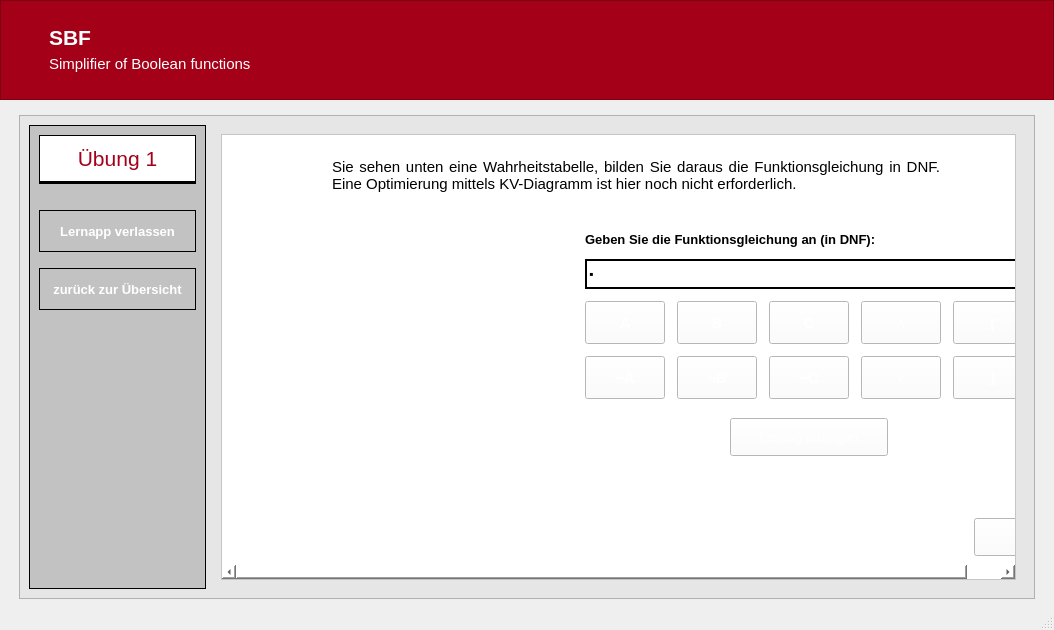
markus-senger/KV-diagram, file Application/mainwindow.ui: the form before one commit.
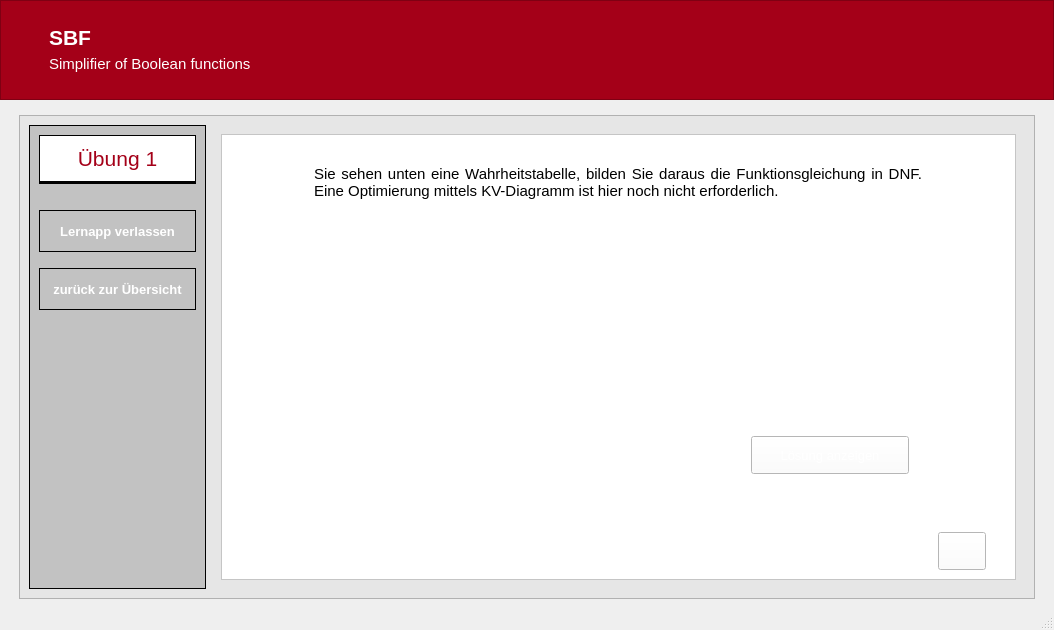
The form after the commit. Icons and pictures are not drawn. Custom widgets are drawn as their Qt base class.

Commit message: Input field for boolean functions further developed

Diff of the .ui file:
```diff
--- a/Application/mainwindow.ui
+++ b/Application/mainwindow.ui
@@ -2188,424 +2188,10 @@
                               <number>6</number>
                              </property>
                              <item>
-                              <widget class="QLabel" name="label_6">
-                               <property name="sizePolicy">
-                                <sizepolicy hsizetype="Preferred" vsizetype="Fixed">
-                                 <horstretch>0</horstretch>
-                                 <verstretch>0</verstretch>
-                                </sizepolicy>
-                               </property>
-                               <property name="minimumSize">
-                                <size>
-                                 <width>0</width>
-                                 <height>20</height>
-                                </size>
-                               </property>
-                               <property name="font">
-                                <font>
-                                 <pointsize>10</pointsize>
-                                 <weight>75</weight>
-                                 <bold>true</bold>
-                                </font>
-                               </property>
-                               <property name="styleSheet">
-                                <string notr="true">color: black;</string>
-                               </property>
-                               <property name="text">
-                                <string>Geben Sie die Funktionsgleichung an (in DNF):</string>
-                               </property>
+                              <widget class="functionEquationInput" name="widget" native="true">
+                               <layout class="QVBoxLayout" name="verticalLayout_14"/>
                               </widget>
                              </item>
-                             <item>
-                              <widget class="QLineEdit" name="lineEdit">
-                               <property name="minimumSize">
-                                <size>
-                                 <width>0</width>
-                                 <height>30</height>
-                                </size>
-                               </property>
-                               <property name="styleSheet">
-                                <string notr="true">color: black;
-border: 2px solid black;</string>
-                               </property>
-                               <property name="text">
-                                <string>▪</string>
-                               </property>
-                              </widget>
-                             </item>
-                             <item>
-                              <spacer name="verticalSpacer_20">
-                               <property name="orientation">
-                                <enum>Qt::Vertical</enum>
-                               </property>
-                               <property name="sizeType">
-                                <enum>QSizePolicy::Fixed</enum>
-                               </property>
-                               <property name="sizeHint" stdset="0">
-                                <size>
-                                 <width>20</width>
-                                 <height>2</height>
-                                </size>
-                               </property>
-                              </spacer>
-                             </item>
-                             <item>
-                              <layout class="QGridLayout" name="gridLayout_2">
-                               <property name="spacing">
-                                <number>12</number>
-                               </property>
-                               <item row="1" column="0">
-                                <widget class="QPushButton" name="pushButton_3">
-                                 <property name="sizePolicy">
-                                  <sizepolicy hsizetype="Fixed" vsizetype="Fixed">
-                                   <horstretch>0</horstretch>
-                                   <verstretch>0</verstretch>
-                                  </sizepolicy>
-                                 </property>
-                                 <property name="font">
-                                  <font>
-                                   <family>Arial</family>
-                                   <pointsize>11</pointsize>
-                                   <weight>75</weight>
-                                   <bold>true</bold>
-                                  </font>
-                                 </property>
-                                 <property name="styleSheet">
-                                  <string notr="true">QPushButton
-{
-	color: white;
-	width: 40px;
-	height: 35px;
-   	border-image: url(:/images/buttons/input_help_button.png)
-}
-
-QPushButton::hover
-{
-	border-image: url(:/images/buttons/input_help_button_hover.png)
-}</string>
-                                 </property>
-                                 <property name="text">
-                                  <string>¬A</string>
-                                 </property>
-                                </widget>
-                               </item>
-                               <item row="1" column="2">
-                                <widget class="QPushButton" name="pushButton_6">
-                                 <property name="sizePolicy">
-                                  <sizepolicy hsizetype="Fixed" vsizetype="Fixed">
-                                   <horstretch>0</horstretch>
-                                   <verstretch>0</verstretch>
-                                  </sizepolicy>
-                                 </property>
-                                 <property name="font">
-                                  <font>
-                                   <family>Arial</family>
-                                   <pointsize>11</pointsize>
-                                   <weight>75</weight>
-                                   <bold>true</bold>
-                                  </font>
-                                 </property>
-                                 <property name="styleSheet">
-                                  <string notr="true">QPushButton
-{
-	color: white;
-	width: 40px;
-	height: 35px;
-   	border-image: url(:/images/buttons/input_help_button.png)
-}
-
-QPushButton::hover
-{
-	border-image: url(:/images/buttons/input_help_button_hover.png)
-}</string>
-                                 </property>
-                                 <property name="text">
-                                  <string>¬C</string>
-                                 </property>
-                                </widget>
-                               </item>
-                               <item row="0" column="1">
-                                <widget class="QPushButton" name="pushButton_2">
-                                 <property name="sizePolicy">
-                                  <sizepolicy hsizetype="Fixed" vsizetype="Fixed">
-                                   <horstretch>0</horstretch>
-                                   <verstretch>0</verstretch>
-                                  </sizepolicy>
-                                 </property>
-                                 <property name="font">
-                                  <font>
-                                   <family>Arial</family>
-                                   <pointsize>11</pointsize>
-                                   <weight>75</weight>
-                                   <bold>true</bold>
-                                  </font>
-                                 </property>
-                                 <property name="styleSheet">
-                                  <string notr="true">QPushButton
-{
-	color: white;
-	width: 40px;
-	height: 35px;
-   	border-image: url(:/images/buttons/input_help_button.png)
-}
-
-QPushButton::hover
-{
-	border-image: url(:/images/buttons/input_help_button_hover.png)
-}</string>
-                                 </property>
-                                 <property name="text">
-                                  <string>B</string>
-                                 </property>
-                                </widget>
-                               </item>
-                               <item row="1" column="1">
-                                <widget class="QPushButton" name="pushButton_4">
-                                 <property name="sizePolicy">
-                                  <sizepolicy hsizetype="Fixed" vsizetype="Fixed">
-                                   <horstretch>0</horstretch>
-                                   <verstretch>0</verstretch>
-                                  </sizepolicy>
-                                 </property>
-                                 <property name="font">
-                                  <font>
-                                   <family>Arial</family>
-                                   <pointsize>11</pointsize>
-                                   <weight>75</weight>
-                                   <bold>true</bold>
-                                  </font>
-                                 </property>
-                                 <property name="styleSheet">
-                                  <string notr="true">QPushButton
-{
-	color: white;
-	width: 40px;
-	height: 35px;
-   	border-image: url(:/images/buttons/input_help_button.png)
-}
-
-QPushButton::hover
-{
-	border-image: url(:/images/buttons/input_help_button_hover.png)
-}</string>
-                                 </property>
-                                 <property name="text">
-                                  <string>¬B</string>
-                                 </property>
-                                </widget>
-                               </item>
-                               <item row="0" column="4">
-                                <widget class="QPushButton" name="pushButton_9">
-                                 <property name="sizePolicy">
-                                  <sizepolicy hsizetype="Fixed" vsizetype="Fixed">
-                                   <horstretch>0</horstretch>
-                                   <verstretch>0</verstretch>
-                                  </sizepolicy>
-                                 </property>
-                                 <property name="font">
-                                  <font>
-                                   <family>Arial Black</family>
-                                   <pointsize>11</pointsize>
-                                   <weight>75</weight>
-                                   <bold>true</bold>
-                                  </font>
-                                 </property>
-                                 <property name="styleSheet">
-                                  <string notr="true">QPushButton
-{
-	color: white;
-	width: 40px;
-	height: 35px;
-   	border-image: url(:/images/buttons/input_help_button.png)
-}
-
-QPushButton::hover
-{
-	border-image: url(:/images/buttons/input_help_button_hover.png)
-}</string>
-                                 </property>
-                                 <property name="text">
-                                  <string>(</string>
-                                 </property>
-                                </widget>
-                               </item>
-                               <item row="0" column="2">
-                                <widget class="QPushButton" name="pushButton_5">
-                                 <property name="sizePolicy">
-                                  <sizepolicy hsizetype="Fixed" vsizetype="Fixed">
-                                   <horstretch>0</horstretch>
-                                   <verstretch>0</verstretch>
-                                  </sizepolicy>
-                                 </property>
-                                 <property name="font">
-                                  <font>
-                                   <family>Arial</family>
-                                   <pointsize>11</pointsize>
-                                   <weight>75</weight>
-                                   <bold>true</bold>
-                                  </font>
-                                 </property>
-                                 <property name="styleSheet">
-                                  <string notr="true">QPushButton
-{
-	color: white;
-	width: 40px;
-	height: 35px;
-   	border-image: url(:/images/buttons/input_help_button.png)
-}
-
-QPushButton::hover
-{
-	border-image: url(:/images/buttons/input_help_button_hover.png)
-}</string>
-                                 </property>
-                                 <property name="text">
-                                  <string>C</string>
-                                 </property>
-                                </widget>
-                               </item>
-                               <item row="0" column="0">
-                                <widget class="QPushButton" name="pushButton">
-                                 <property name="sizePolicy">
-                                  <sizepolicy hsizetype="Fixed" vsizetype="Fixed">
-                                   <horstretch>0</horstretch>
-                                   <verstretch>0</verstretch>
-                                  </sizepolicy>
-                                 </property>
-                                 <property name="font">
-                                  <font>
-                                   <family>Arial</family>
-                                   <pointsize>11</pointsize>
-                                   <weight>75</weight>
-                                   <bold>true</bold>
-                                  </font>
-                                 </property>
-                                 <property name="styleSheet">
-                                  <string notr="true">QPushButton
-{
-	color: white;
-	width: 40px;
-	height: 35px;
-   	border-image: url(:/images/buttons/input_help_button.png)
-}
-
-QPushButton::hover
-{
-	border-image: url(:/images/buttons/input_help_button_hover.png)
-}</string>
-                                 </property>
-                                 <property name="text">
-                                  <string>A</string>
-                                 </property>
-                                </widget>
-                               </item>
-                               <item row="1" column="3">
-                                <widget class="QPushButton" name="pushButton_8">
-                                 <property name="sizePolicy">
-                                  <sizepolicy hsizetype="Fixed" vsizetype="Fixed">
-                                   <horstretch>0</horstretch>
-                                   <verstretch>0</verstretch>
-                                  </sizepolicy>
-                                 </property>
-                                 <property name="font">
-                                  <font>
-                                   <family>Arial</family>
-                                   <pointsize>10</pointsize>
-                                   <weight>75</weight>
-                                   <bold>true</bold>
-                                  </font>
-                                 </property>
-                                 <property name="styleSheet">
-                                  <string notr="true">QPushButton
-{
-	color: white;
-	width: 40px;
-	height: 35px;
-   	border-image: url(:/images/buttons/input_help_button.png)
-}
-
-QPushButton::hover
-{
-	border-image: url(:/images/buttons/input_help_button_hover.png)
-}</string>
-                                 </property>
-                                 <property name="text">
-                                  <string>∨</string>
-                                 </property>
-                                </widget>
-                               </item>
-                               <item row="0" column="3">
-                                <widget class="QPushButton" name="pushButton_7">
-                                 <property name="sizePolicy">
-                                  <sizepolicy hsizetype="Fixed" vsizetype="Fixed">
-                                   <horstretch>0</horstretch>
-                                   <verstretch>0</verstretch>
-                                  </sizepolicy>
-                                 </property>
-                                 <property name="font">
-                                  <font>
-                                   <family>Arial</family>
-                                   <pointsize>10</pointsize>
-                                   <weight>75</weight>
-                                   <bold>true</bold>
-                                  </font>
-                                 </property>
-                                 <property name="styleSheet">
-                                  <string notr="true">QPushButton
-{
-	color: white;
-	width: 40px;
-	height: 35px;
-   	border-image: url(:/images/buttons/input_help_button.png)
-}
-
-QPushButton::hover
-{
-	border-image: url(:/images/buttons/input_help_button_hover.png)
-}</string>
-                                 </property>
-                                 <property name="text">
-                                  <string>∧</string>
-                                 </property>
-                                </widget>
-                               </item>
-                               <item row="1" column="4">
-                                <widget class="QPushButton" name="pushButton_10">
-                                 <property name="sizePolicy">
-                                  <sizepolicy hsizetype="Fixed" vsizetype="Fixed">
-                                   <horstretch>0</horstretch>
-                                   <verstretch>0</verstretch>
-                                  </sizepolicy>
-                                 </property>
-                                 <property name="font">
-                                  <font>
-                                   <family>Arial</family>
-                                   <pointsize>11</pointsize>
-                                   <weight>75</weight>
-                                   <bold>true</bold>
-                                  </font>
-                                 </property>
-                                 <property name="styleSheet">
-                                  <string notr="true">QPushButton
-{
-	color: white;
-	width: 40px;
-	height: 35px;
-   	border-image: url(:/images/buttons/input_help_button.png)
-}
-
-QPushButton::hover
-{
-	border-image: url(:/images/buttons/input_help_button_hover.png)
-}</string>
-                                 </property>
-                                 <property name="text">
-                                  <string>)</string>
-                                 </property>
-                                </widget>
-                               </item>
-                              </layout>
-                             </item>
                              <item>
                               <widget class="QFrame" name="horizontalFrame_4">
                                <property name="sizePolicy">
@@ -3077,6 +2663,14 @@
   </widget>
   <widget class="QStatusBar" name="statusbar"/>
  </widget>
+ <customwidgets>
+  <customwidget>
+   <class>functionEquationInput</class>
+   <extends>QWidget</extends>
+   <header>functionequationinput.h</header>
+   <container>1</container>
+  </customwidget>
+ </customwidgets>
  <resources>
   <include location="../images/images.qrc"/>
  </resources>
```
Left out of the diff: 6 changed lines with no effect on the pictures. The commit also changes 6 other files.
